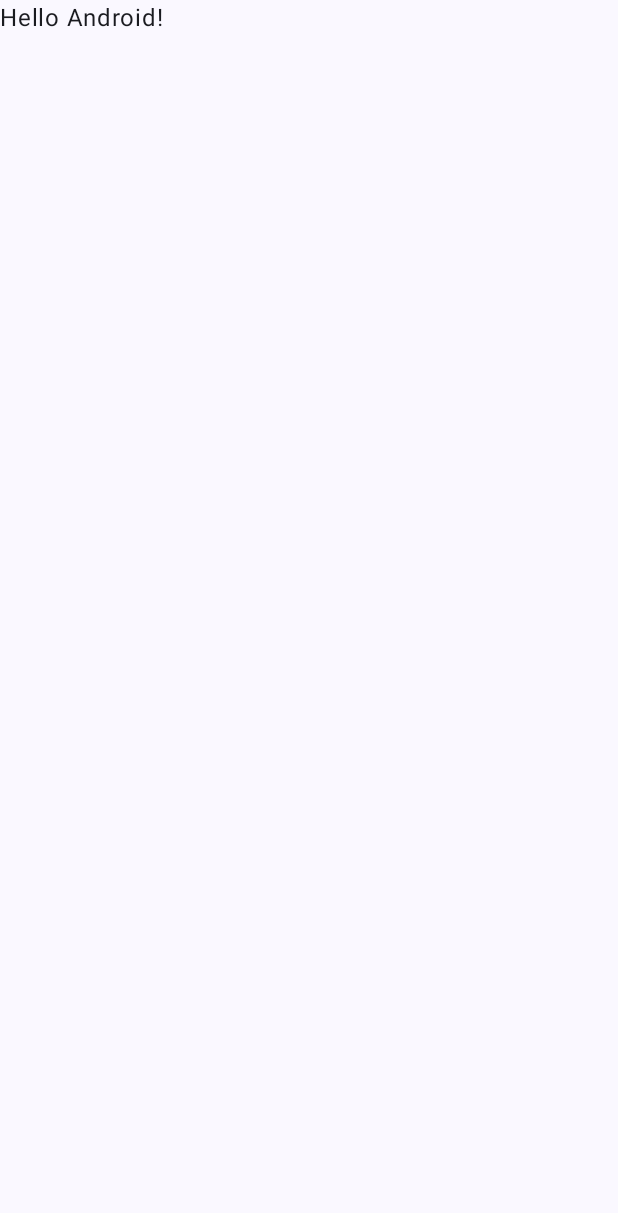
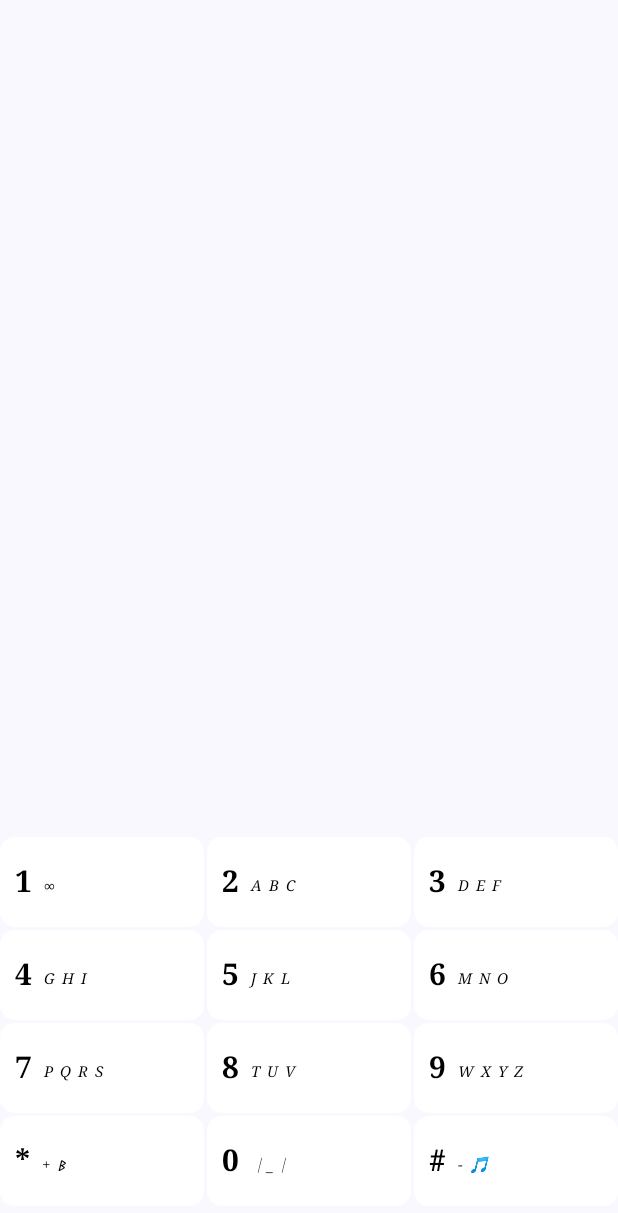
Before and after one commit to popkter/Demo, an Android app built with Jetpack Compose: the screen it shows after launch (MainActivity), on a phone screen of 412 x 824 dp. Before the commit the part shown is almost empty. Shown: the top 1213 px of the screen. Run offline under Robolectric (Android 15) with nearby library versions, the phone set to English and light mode, and no system bars.

Commit message:
feat: bottom dial pad

```diff
--- a/app/src/main/java/com/popkter/dialpad/MainActivity.kt
+++ b/app/src/main/java/com/popkter/dialpad/MainActivity.kt
@@ -4,14 +4,19 @@ import android.os.Bundle
 import androidx.activity.ComponentActivity
 import androidx.activity.compose.setContent
 import androidx.activity.enableEdgeToEdge
+import androidx.compose.foundation.layout.Column
+import androidx.compose.foundation.layout.Row
+import androidx.compose.foundation.layout.fillMaxHeight
 import androidx.compose.foundation.layout.fillMaxSize
 import androidx.compose.foundation.layout.padding
 import androidx.compose.material3.Scaffold
 import androidx.compose.material3.Text
 import androidx.compose.runtime.Composable
+import androidx.compose.ui.Alignment
 import androidx.compose.ui.Modifier
 import androidx.compose.ui.tooling.preview.Preview
 import com.popkter.dialpad.ui.theme.DialPadTheme
+import com.popkter.dialpad.ui.view.BottomDialPad
 
 class MainActivity : ComponentActivity() {
     override fun onCreate(savedInstanceState: Bundle?) {
@@ -20,10 +25,11 @@ class MainActivity : ComponentActivity() {
         setContent {
             DialPadTheme {
                 Scaffold(modifier = Modifier.fillMaxSize()) { innerPadding ->
-                    Greeting(
-                        name = "Android",
-                        modifier = Modifier.padding(innerPadding)
-                    )
+                    Column {
+                        BottomDialPad(
+                            Modifier.fillMaxSize().padding(innerPadding)
+                        )
+                    }
                 }
             }
         }
--- /dev/null
+++ b/app/src/main/java/com/popkter/dialpad/ui/view/BottomDialPad.kt
@@ -0,0 +1,129 @@
+package com.popkter.dialpad.ui.view
+
+import android.widget.Toast
+import androidx.compose.foundation.background
+import androidx.compose.foundation.clickable
+import androidx.compose.foundation.layout.Arrangement
+import androidx.compose.foundation.layout.Row
+import androidx.compose.foundation.layout.height
+import androidx.compose.foundation.layout.padding
+import androidx.compose.foundation.lazy.LazyRow
+import androidx.compose.foundation.lazy.grid.GridCells
+import androidx.compose.foundation.lazy.grid.LazyVerticalGrid
+import androidx.compose.foundation.lazy.grid.items
+import androidx.compose.foundation.lazy.items
+import androidx.compose.foundation.shape.RoundedCornerShape
+import androidx.compose.material3.Surface
+import androidx.compose.material3.Text
+import androidx.compose.runtime.Composable
+import androidx.compose.ui.Alignment
+import androidx.compose.ui.Modifier
+import androidx.compose.ui.draw.clip
+import androidx.compose.ui.graphics.Color
+import androidx.compose.ui.hapticfeedback.HapticFeedbackType
+import androidx.compose.ui.platform.LocalContext
+import androidx.compose.ui.platform.LocalHapticFeedback
+import androidx.compose.ui.text.font.FontFamily
+import androidx.compose.ui.text.font.FontStyle
+import androidx.compose.ui.text.font.FontWeight
+import androidx.compose.ui.tooling.preview.Preview
+import androidx.compose.ui.unit.dp
+import androidx.compose.ui.unit.sp
+import com.popkter.dialpad.ui.theme.DialPadTheme
+
+val keys = listOf(
+    DialKey("1", arrayListOf("∞")),
+    DialKey("2", arrayListOf("A", "B", "C")),
+    DialKey("3", arrayListOf("D", "E", "F")),
+    DialKey("4", arrayListOf("G", "H", "I")),
+    DialKey("5", arrayListOf("J", "K", "L")),
+    DialKey("6", arrayListOf("M", "N", "O")),
+    DialKey("7", arrayListOf("P", "Q", "R", "S")),
+    DialKey("8", arrayListOf("T", "U", "V")),
+    DialKey("9", arrayListOf("W", "X", "Y", "Z")),
+    DialKey("*", arrayListOf("+", "ᛒ")),
+    DialKey("0", arrayListOf("｜_｜")),
+    DialKey("#", arrayListOf("-", "🎵")),
+
+    )
+
+@Composable
+fun BottomDialPad(modifier: Modifier = Modifier) {
+    Row(
+        modifier = modifier.padding(bottom = 20.dp)
+    ) {
+        LazyVerticalGrid(
+            GridCells.Fixed(3),
+            modifier = Modifier.align(Alignment.Bottom),
+            horizontalArrangement = Arrangement.spacedBy(2.dp),  // 设置水平间距
+            verticalArrangement = Arrangement.spacedBy(2.dp)  // 设置垂直间距
+        ) {
+            items(keys) {
+                DialKeyItemView(it)
+            }
+        }
+    }
+}
+
+@Composable
+fun DialKeyItemView(dialKey: DialKey) {
+    val haptic = LocalHapticFeedback.current
+    val context = LocalContext.current
+
+    Surface(
+        modifier = Modifier
+            .height(60.dp)
+            .clickable {
+//                Toast.makeText(context, dialKey.number, Toast.LENGTH_SHORT).show()
+                haptic.performHapticFeedback(HapticFeedbackType.LongPress)
+            },
+        shape = RoundedCornerShape(10.dp),
+        color = Color.Transparent,
+        contentColor = Color.Transparent
+    ) {
+        Row(
+            modifier = Modifier
+                .background(Color.White)
+                .padding(start = 10.dp)
+                .clip(
+                    RoundedCornerShape(10.dp)
+                ),
+            verticalAlignment = Alignment.CenterVertically
+        ) {
+            Text(
+                text = dialKey.number,
+                color = Color.Black,
+                fontSize = 20.sp,
+                fontFamily = FontFamily.Serif,
+                fontWeight = FontWeight.Bold
+            )
+            LazyRow(modifier = Modifier.padding(top = 5.dp, start = 5.dp)) {
+                items(dialKey.alphabets) {
+                    Text(
+                        text = it,
+                        color = Color.Black,
+                        fontSize = 10.sp,
+                        fontStyle = FontStyle.Italic,
+                        fontFamily = FontFamily.Serif,
+                        fontWeight = FontWeight.Normal,
+                        modifier = Modifier.padding(2.dp)
+                    )
+                }
+            }
+        }
+    }
+}
+
+data class DialKey(
+    val number: String = "",
+    val alphabets: List<String> = emptyList()
+)
+
+
+@Preview
+@Composable
+fun BottomDialPadPreview() {
+    DialPadTheme {
+        BottomDialPad()
+    }
+}
```
